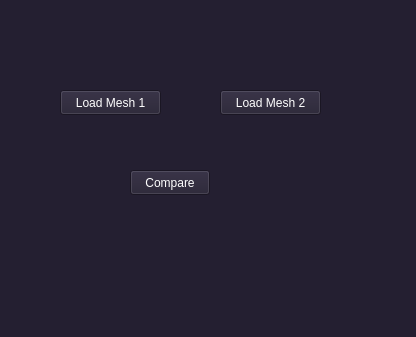
First picture: the form in src/gui/autosub3dwindow.ui, repository borisbordeaux/Auto_Frac, before the edit.
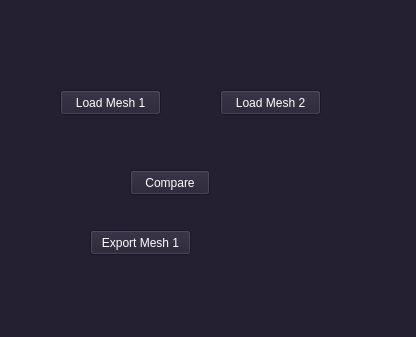
Second picture: the form after the edit.

```diff
--- a/src/gui/autosub3dwindow.ui
+++ b/src/gui/autosub3dwindow.ui
@@ -494,6 +494,19 @@
     <string>Compare</string>
    </property>
   </widget>
+  <widget class="QPushButton" name="pushButton_4">
+   <property name="geometry">
+    <rect>
+     <x>90</x>
+     <y>230</y>
+     <width>101</width>
+     <height>25</height>
+    </rect>
+   </property>
+   <property name="text">
+    <string>Export Mesh 1</string>
+   </property>
+  </widget>
  </widget>
  <resources/>
  <connections>
```
Left out of the diff: 17 changed lines with no effect on the pictures.
